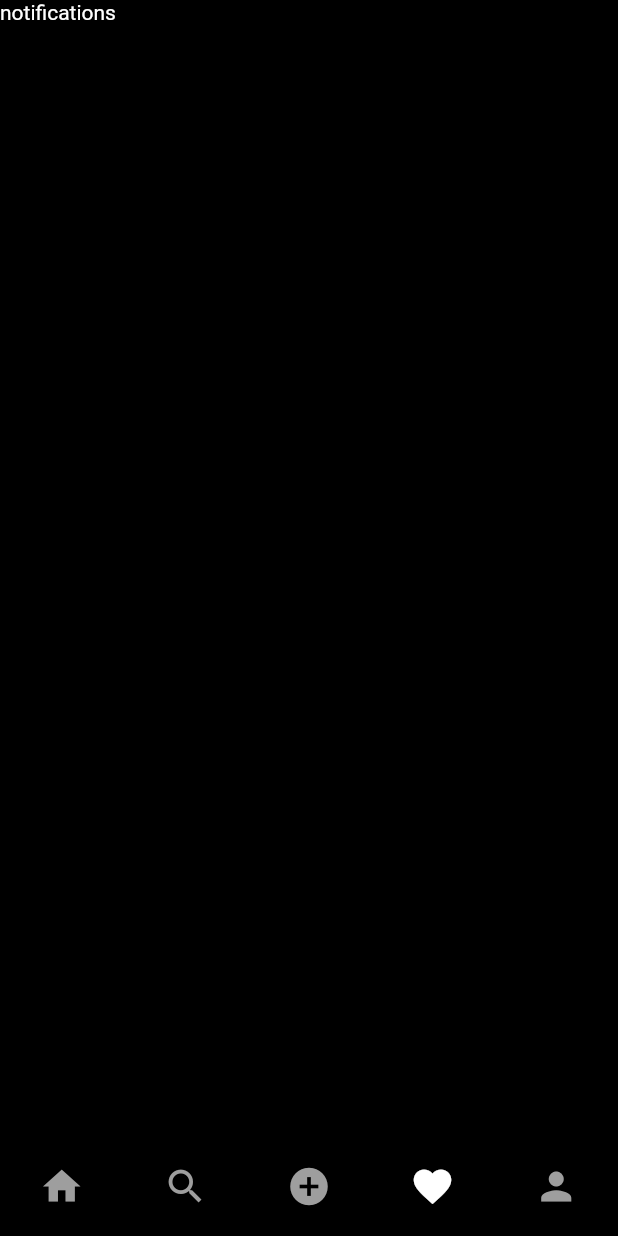
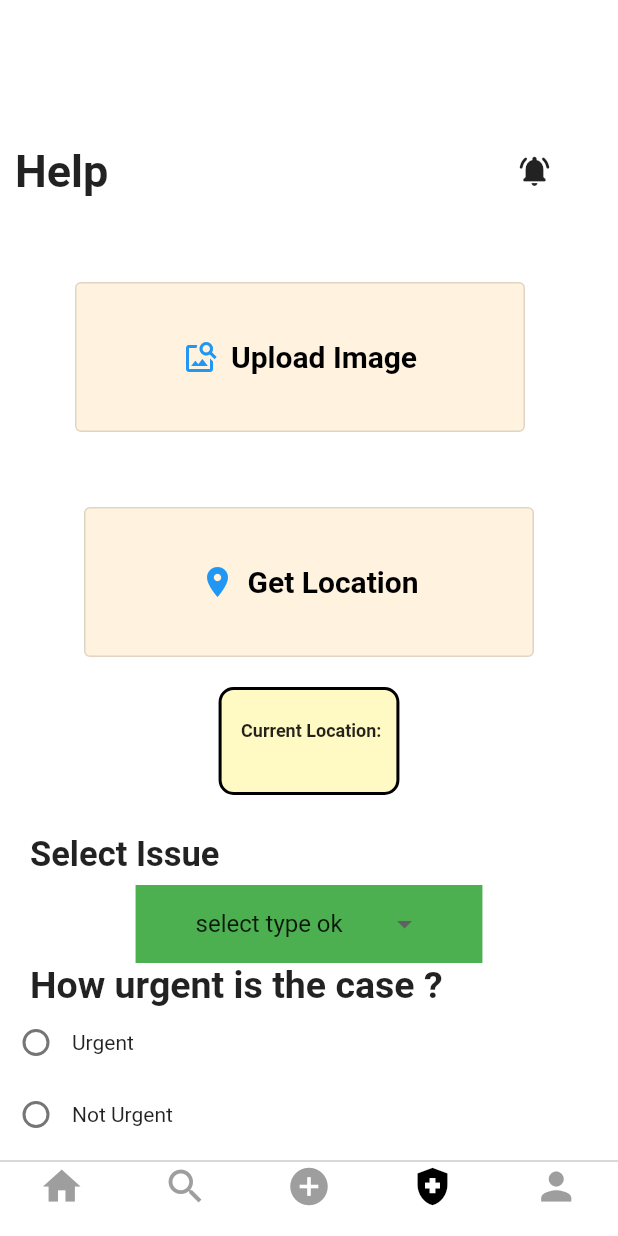
Before and after one commit to vaibhavgangurde/paws_app1.0, a Flutter app: the screen it shows once a user with an empty profile is signed in, swiped to page 4, on a phone screen of 412 x 824 dp. Run offline on Flutter 3.47's test engine with Material 2 defaults, Android fonts, the phone set to English and light mode, and no system bars; our stand-ins replace cloud_firestore, firebase_auth, firebase_core, firebase_storage, flutter_svg, geocoding and 3 more; accounts and stored records are empty.

Commit message:
Added Onboarding Screen, Updated theme to light mode,

```diff
--- a/lib/main.dart
+++ b/lib/main.dart
@@ -3,11 +3,12 @@ import 'package:firebase_core/firebase_core.dart';
 import 'package:flutter/foundation.dart';
 import 'package:flutter/material.dart';
 import 'package:paws_app/providers/user_provider.dart';
+import 'package:paws_app/screens/onboarding_pages.dart';
 import 'package:paws_app/responsive/mobile_screen_layout.dart';
 import 'package:paws_app/responsive/responsive_layout.dart';
 import 'package:paws_app/responsive/web_screen_layout.dart';
 import 'package:paws_app/screens/login_screen.dart';
-import 'package:paws_app/utils/colors.dart';
+// import 'package:paws_app/utils/colors.dart';
 import 'package:provider/provider.dart';
 
 void main() async {
@@ -40,12 +41,15 @@ class MyApp extends StatelessWidget {
           create: (_) => UserProvider(),
         ),
       ],
+      // child: const MaterialApp(
+      //   home:  EmergencyScreen(),
+      // ),
       child: MaterialApp(
         debugShowCheckedModeBanner: false,
         title: 'Paws App',
-        theme: ThemeData.dark().copyWith(
-          scaffoldBackgroundColor: mobileBackgroundColor,
-        ),
+        // theme: ThemeData.dark().copyWith(
+        //   scaffoldBackgroundColor: mobileBackgroundColor,
+        // ),
         home: StreamBuilder(
           stream: FirebaseAuth.instance.authStateChanges(),
           builder: (context, snapshot) {
@@ -71,7 +75,7 @@ class MyApp extends StatelessWidget {
               );
             }
 
-            return const LoginScreen();
+            return const OnBoardingPages();
           },
         ),
       ),
--- a/lib/responsive/mobile_screen_layout.dart
+++ b/lib/responsive/mobile_screen_layout.dart
@@ -72,7 +72,7 @@ class _MobileScreenLayoutState extends State<MobileScreenLayout> {
               backgroundColor: primaryColor),
           BottomNavigationBarItem(
             icon: Icon(
-              Icons.favorite,
+              Icons.health_and_safety,
               color: (_page == 3) ? primaryColor : secondaryColor,
             ),
             label: '',
--- /dev/null
+++ b/lib/screens/emergency_screen.dart
@@ -0,0 +1,298 @@
+import 'package:flutter/services.dart';
+// ignore: unused_import
+import 'package:geocoding/geocoding.dart';
+import 'package:image_picker/image_picker.dart';
+import 'package:geolocator/geolocator.dart';
+import 'dart:io';
+import 'package:flutter/material.dart';
+
+class EmergencyScreen extends StatefulWidget {
+  const EmergencyScreen({Key? key}) : super(key: key);
+
+  @override
+  _EmergencyScreenState createState() => _EmergencyScreenState();
+}
+
+class _EmergencyScreenState extends State<EmergencyScreen> {
+  List<String> myItems = [
+    "select type ok",
+    "Accident",
+    "Injury",
+    "Weak",
+    "Physically abused",
+    "In danger/lost",
+    "Not In List"
+  ];
+  var myInitialItem = "select type ok";
+  String colourGroupVariable = '';
+  File? image;
+  Future pickImage() async {
+    try {
+      final image = await ImagePicker().pickImage(source: ImageSource.gallery);
+      if (image == null) return;
+
+      final imageTemporary = File(image.path);
+
+      this.image = imageTemporary;
+    } on PlatformException catch (e) {
+      print('success: $e');
+    }
+  }
+
+  var locationMessage = "";
+
+  var locationMessa = "";
+
+  void getCurrentLocation() async {
+    var position = await Geolocator.getCurrentPosition(
+        desiredAccuracy: LocationAccuracy.high);
+
+    var Lastposition = await Geolocator.getLastKnownPosition();
+    print(Lastposition);
+
+    setState(() {
+      locationMessage = " $position.altitude";
+      //locationMessa = "$position.longitude";
+
+      Placemark() async {}
+    });
+  }
+
+  @override
+  Widget build(BuildContext context) {
+    return Stack(
+      children: [
+        Scaffold(
+          backgroundColor: Colors.white,
+          body: SingleChildScrollView(
+            child: Stack(
+              children: [
+                Column(
+                  children: [
+                    const Padding(padding: EdgeInsets.only(top: 90)),
+                    Row(
+                      children: [
+                        const Padding(padding: EdgeInsets.only(left: 10)),
+                        const Text(
+                          'Help',
+                          style: TextStyle(
+                              fontSize: 30, fontWeight: FontWeight.bold),
+                        ),
+                        const SizedBox(
+                          width: 260,
+                        ),
+                        IconButton(
+                          onPressed: () {},
+                          icon: const Icon(Icons.notifications_active_rounded),
+                        )
+                      ],
+                    ),
+                    // Row(
+                    //   children: [
+                    //     Padding(padding: EdgeInsets.only(left: 150)),
+                    //     ElevatedButton.icon(
+                    //         onPressed: () {},
+                    //         icon: Icon(
+                    //           Icons.image_search,
+                    //           color: Colors.black,
+                    //           size: 40,
+                    //         ),
+                    //         label: Text(
+                    //           'Upload Image',
+                    //           style: TextStyle(
+                    //               fontSize: 20,
+                    //               fontWeight: FontWeight.bold,
+                    //               color: Colors.black),
+                    //         ))
+                    //   ],
+                    // ),
+                    Row(
+                      children: [
+                        const Padding(
+                            padding: EdgeInsets.only(top: 200, left: 50)),
+                        OutlinedButton.icon(
+                          style: OutlinedButton.styleFrom(
+                              backgroundColor: Colors.orange.shade50,
+                              minimumSize: const Size(300, 100)),
+                          onPressed: () => pickImage(),
+                          icon: const Icon(
+                            Icons.image_search,
+                          ),
+                          label: const Text(
+                            'Upload Image',
+                            style: TextStyle(
+                                fontSize: 20,
+                                fontWeight: FontWeight.bold,
+                                color: Colors.black),
+                          ),
+                        ),
+                      ],
+                    ),
+                    Column(
+                      children: [
+                        OutlinedButton.icon(
+                          style: OutlinedButton.styleFrom(
+                              backgroundColor: Colors.orange.shade50,
+                              minimumSize: const Size(300, 100)),
+                          onPressed: () {
+                            getCurrentLocation();
+                          },
+                          icon: const Icon(Icons.location_on_sharp),
+                          label: const Text('Get Location',
+                              style: TextStyle(
+                                  fontSize: 20,
+                                  fontWeight: FontWeight.bold,
+                                  color: Colors.black)),
+                        ),
+                      ],
+                    ),
+                    Container(
+                      child: Text(
+                        " Current Location:\n" + locationMessage,
+                        style: const TextStyle(
+                            fontSize: 12, fontWeight: FontWeight.bold),
+                      ),
+                      decoration: BoxDecoration(
+                          color: Colors.yellow.shade100,
+                          border: Border.all(
+                            width: 2,
+                          ),
+                          borderRadius:
+                              const BorderRadius.all(Radius.circular(10))),
+                      padding: const EdgeInsets.fromLTRB(10, 20, 10, 20),
+                      margin: const EdgeInsets.all(20),
+                    ),
+
+                    Row(
+                      children: const [
+                        Padding(padding: EdgeInsets.only(top: 40, left: 20)),
+                        Text(
+                          'Select Issue',
+                          style: TextStyle(
+                              fontSize: 23, fontWeight: FontWeight.bold),
+                        )
+                      ],
+                    ),
+                    Column(
+                      children: [
+                        DropdownButtonHideUnderline(
+                          child: Container(
+                            decoration:
+                                const BoxDecoration(color: Colors.green),
+                            padding: const EdgeInsets.symmetric(
+                                vertical: 2, horizontal: 40),
+                            child: DropdownButton(
+                              onChanged: (value) {
+                                setState(() {
+                                  myInitialItem = value as String;
+                                });
+                              },
+                              value: myInitialItem,
+                              items: myItems.map((items) {
+                                return DropdownMenuItem(
+                                    value: items, child: Text(items));
+                              }).toList(),
+                            ),
+                          ),
+                        )
+                      ],
+                    ),
+
+                    Column(
+                      children: [
+                        Row(
+                          children: [
+                            const Padding(
+                                padding: EdgeInsets.only(top: 10, left: 20)),
+                            const Text(
+                              'How urgent is the case ?',
+                              style: TextStyle(
+                                  fontSize: 25, fontWeight: FontWeight.bold),
+                            ),
+                          ],
+                        ),
+                        Row(
+                          children: [
+                            Radio(
+                                value: 'Urgent',
+                                groupValue: colourGroupVariable,
+                                onChanged: (val) {
+                                  colourGroupVariable = val as String;
+                                  setState(() {});
+                                }),
+                            const Text('Urgent')
+                          ],
+                        ),
+                        Row(
+                          children: [
+                            Radio(
+                                value: 'Not Urgent',
+                                groupValue: colourGroupVariable,
+                                onChanged: (val) {
+                                  colourGroupVariable = val as String;
+
+                                  setState(() {});
+                                }),
+                            const Text('Not Urgent'),
+                          ],
+                        ),
+                        Row(
+                          children: [
+                            Radio(
+                                value: 'Very Urgent',
+                                groupValue: colourGroupVariable,
+                                onChanged: (val) {
+                                  colourGroupVariable = val as String;
+
+                                  setState(() {});
+                                }),
+                            const Text('Very Urgent')
+                          ],
+                        ),
+                      ],
+                    ),
+
+                    Column(
+                      children: [
+                        Row(
+                          children: [
+                            const Padding(padding: EdgeInsets.only(left: 20)),
+                            const Text(
+                              'Comment down',
+                              style: TextStyle(
+                                  fontSize: 25, fontWeight: FontWeight.bold),
+                            ),
+                          ],
+                        ),
+                      ],
+                    ),
+
+                    Row(
+                      children: <Widget>[
+                        const Padding(padding: EdgeInsets.all(10)),
+                        Flexible(
+                          child: TextField(
+                            decoration: InputDecoration(
+                              border: const OutlineInputBorder(
+                                  borderSide: BorderSide(width: 2),
+                                  borderRadius:
+                                      BorderRadius.all(Radius.circular(30.0))),
+                              fillColor: Colors.yellow.shade100,
+                              filled: true,
+                            ),
+                          ),
+                        )
+                      ],
+                    ),
+
+                    Container(),
+                  ],
+                )
+              ],
+            ),
+          ),
+        )
+      ],
+    );
+  }
+}
--- a/lib/utils/colors.dart
+++ b/lib/utils/colors.dart
@@ -1,8 +1,9 @@
 import 'package:flutter/material.dart';
 
-const mobileBackgroundColor = Color.fromRGBO(0, 0, 0, 1);
+const mobileBackgroundColor = Colors.white;
+// const mobileBackgroundColor = Color.fromRGBO(0, 0, 0, 1);
 const webBackgroundColor = Color.fromRGBO(18, 18, 18, 1);
 const mobileSearchColor = Color.fromRGBO(38, 38, 38, 1);
 const blueColor = Color.fromRGBO(0, 149, 246, 1);
-const primaryColor = Colors.white;
+const primaryColor = Colors.black;
 const secondaryColor = Colors.grey;
--- a/lib/utils/global_variable.dart
+++ b/lib/utils/global_variable.dart
@@ -1,6 +1,7 @@
 import 'package:firebase_auth/firebase_auth.dart';
 import 'package:flutter/material.dart';
 import 'package:paws_app/screens/add_post_screen.dart';
+import 'package:paws_app/screens/emergency_screen.dart';
 import 'package:paws_app/screens/feed_screen.dart';
 import 'package:paws_app/screens/profile_screen.dart';
 import 'package:paws_app/screens/search_screen.dart';
@@ -11,7 +12,7 @@ List<Widget> homeScreenItems = [
   const FeedScreen(),
   const SearchScreen(),
   const AddPostScreen(),
-  const Text('notifications'),
+  const EmergencyScreen(),
   ProfileScreen(
     uid: FirebaseAuth.instance.currentUser!.uid,
   ),
--- a/pubspec.yaml
+++ b/pubspec.yaml
@@ -27,6 +27,7 @@ environment:
 # the latest version available on pub.dev. To see which dependencies have newer
 # versions available, run `flutter pub outdated`.
 dependencies:
+  introduction_screen: ^2.1.0
   cloud_firestore: ^3.1.4
   cupertino_icons: ^1.0.2
   firebase_auth: ^3.3.3
@@ -41,6 +42,8 @@ dependencies:
   provider: ^6.0.1
   uuid: ^3.0.5
   change_app_package_name: ^1.0.0
+  geolocator: ^8.1.0
+  geocoding: ^2.0.2
 
 dev_dependencies:
   flutter_lints: ^1.0.0
@@ -58,7 +61,7 @@ flutter:
   uses-material-design: true
   # To add assets to your application, add an assets section, like this:
   assets:
-    - assets/ic_instagram.svg
+    - assets/
   #   - images/a_dot_ham.jpeg
   # An image asset can refer to one or more resolution-specific "variants", see
   # https://flutter.dev/assets-and-images/#resolution-aware.
```
Also changed, not shown: lib/screens/login_screen.dart (+10 -5 lines), lib/screens/onboarding_pages.dart (added, +225 -0 lines), lib/screens/profile_screen.dart (+7 -3 lines), assets/ic_image.svg (renamed from assets/ic_instagram.svg), assets/login_img.png (added), assets/onb_screen_img1.png (added), assets/onb_screen_img2.png (added), assets/onb_screen_img3.png (added), assets/onb_screen_img4.png (added), assets/paws_logo.jpeg (added), pubspec.lock, 2 other files.
